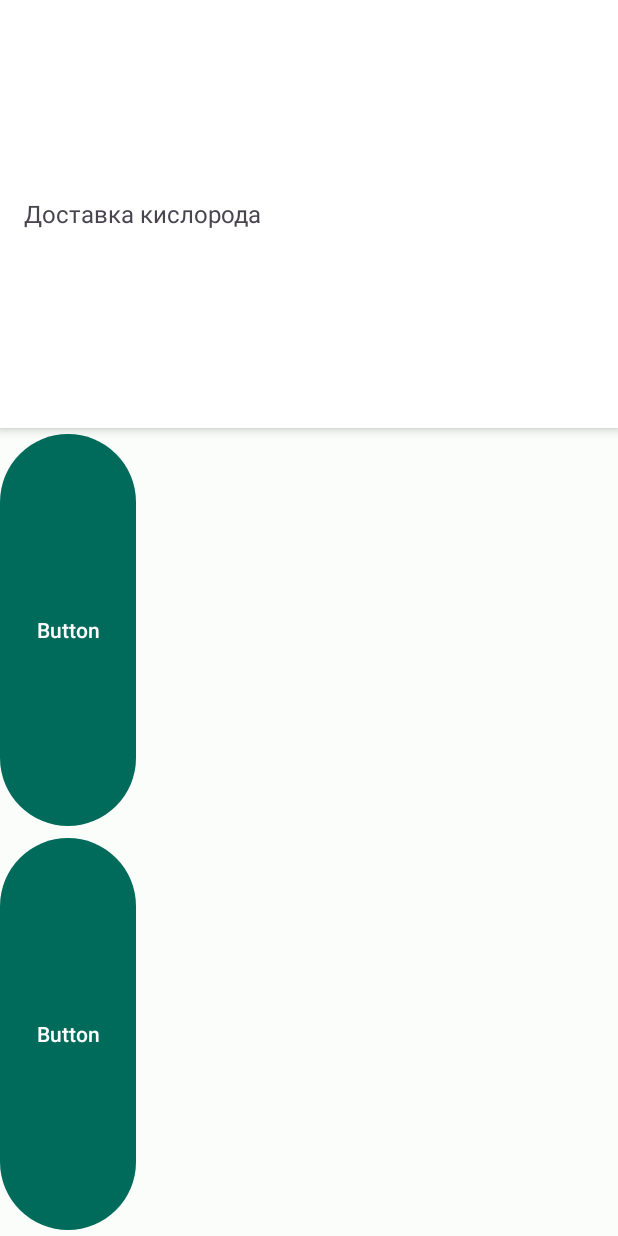
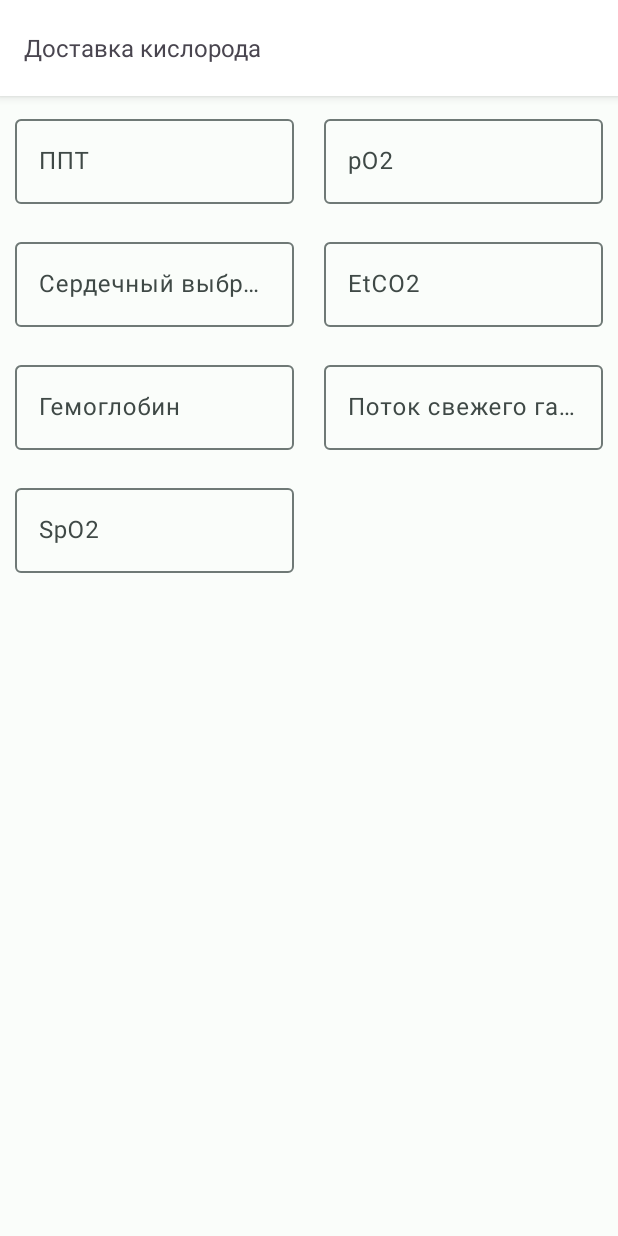
Before and after one commit to drwho174/Calc1, an Android app: the fragment Oxy placed in its activity, on a phone screen of 412 x 824 dp. Run offline under Robolectric (Android 15) with nearby library versions, the phone set to English and light mode, and no system bars.

Commit message:
Win data transfer from EuroSCORE.kt to CKDDIal.kt

```diff
--- a/app/src/main/java/com/drwho174/calc1/CKDDIal.kt
+++ b/app/src/main/java/com/drwho174/calc1/CKDDIal.kt
@@ -36,10 +36,10 @@ class CKDDial: DialogFragment(){
         }
         parentFragmentManager.setFragmentResultListener("sex",this){
          _, bundle  ->
-         val sexBundle = bundle.getString("sex")
-            if (sexBundle == "male"){
+         val sexBundle = bundle.getInt("sexBundle")
+            if (sexBundle == R.id.male){
                 sex.check(R.id.male)
-            } else{
+            }else{
                 sex.check(R.id.female)
             }
         }
--- a/app/src/main/java/com/drwho174/calc1/EuroSCORE.kt
+++ b/app/src/main/java/com/drwho174/calc1/EuroSCORE.kt
@@ -52,17 +52,13 @@ class EuroSCORE : Fragment() {
         val euroScoreSheet = BottomSheetBehavior.from(view.findViewById(R.id.bottom_sheet_euroscore_result))
         euroScoreSheet.state = BottomSheetBehavior.STATE_EXPANDED
 
-//открывает диалог с калькулятором CKD
+//открывает диалог с калькулятором CKD и отправляет туда значения возраста и пола
         val opCKD : Button = view.findViewById(R.id.CKDDialog)
         opCKD.setOnClickListener{
             val ckddialog = CKDDial()
             ckddialog.show(childFragmentManager, CKDDial.TAG)
             val agetext = age.text.toString()
-            val sextext = when (sex.checkedRadioButtonId){
-                R.id.male -> "male"
-                R.id.female -> "female"
-                else -> 0
-            }
+            val sextext = sex.checkedRadioButtonId
 
             childFragmentManager.setFragmentResult("age", bundleOf("ageBundle" to agetext))
             childFragmentManager.setFragmentResult("sex", bundleOf("sexBundle" to sextext))
@@ -96,7 +92,7 @@ class EuroSCORE : Fragment() {
             val ageFactor : Double = if (ageDouble <= 60.0){
                 1.0
             }else{
-                ageDouble - 60.0
+                ageDouble - 60.0 + 1.0
             }
 
             return ageFactor
@@ -212,7 +208,7 @@ val otherFactors = factorAge + factorSex + factorDiabetes + factorPulmonaryDisfu
         factorPreviousCardiacSurgery + factorActiveEndocarditis + factorEjectionFraction +
         factorRecentMI + factorPulmotaryArteryPressure + factorUrgency +
         factorProcedureWeight + factorAortaSurgery
-    println(otherFactors)
+
     return otherFactors
         }
 
@@ -222,9 +218,7 @@ val otherFactors = factorAge + factorSex + factorDiabetes + factorPulmonaryDisfu
         }
         //расчет вероятности смерти
         fun predictedMortality(): Double {
-            val calc = E.pow(factorsSumm())
             val predmort =100 * (E.pow(factorsSumm()) / (1.0 + E.pow(factorsSumm())) )
-            println(calc)
             return predmort
         }
 
--- a/app/src/main/res/layout/fragment_oxy.xml
+++ b/app/src/main/res/layout/fragment_oxy.xml
@@ -13,24 +13,147 @@
         android:layout_height="?attr/actionBarSize"
         android:background="?attr/colorOnSecondary"
         android:elevation="4dp"
-        android:layout_weight="1"
         android:subtitle="@string/name_OxyButton"
         android:theme="@style/ThemeOverlay.AppCompat.ActionBar"
         app:popupTheme="@style/ThemeOverlay.AppCompat.Dark.ActionBar" />
 
-    <Button
-        android:id="@+id/button"
-        android:layout_width="wrap_content"
+    <LinearLayout
+        android:layout_width="match_parent"
         android:layout_height="wrap_content"
-        android:text="Button"
-        android:layout_weight="1"
-         />
+        android:orientation="horizontal">
+        <LinearLayout
+            android:layout_width="match_parent"
+            android:layout_height="wrap_content"
+            android:orientation="vertical"
+            android:layout_weight="1">
 
-    <Button
-        android:id="@+id/button2"
-        android:layout_width="wrap_content"
-        android:layout_height="wrap_content"
-        android:text="Button"
-        android:layout_weight="1"
-         />
+            <com.google.android.material.textfield.TextInputLayout
+                android:id="@+id/bsa"
+                android:layout_width="match_parent"
+                android:layout_height="wrap_content"
+                android:layout_margin="10dp"
+                android:layout_weight="1"
+                android:hint="ППТ">
+
+                <com.google.android.material.textfield.TextInputEditText
+                    android:layout_width="match_parent"
+                    android:layout_height="wrap_content"
+                    android:inputType="number" />
+            </com.google.android.material.textfield.TextInputLayout>
+
+            <com.google.android.material.textfield.TextInputLayout
+                android:id="@+id/cardiacoutput"
+                android:layout_width="match_parent"
+                android:layout_height="wrap_content"
+                android:layout_margin="10dp"
+                android:layout_weight="1"
+                android:hint="Сердечный выброс">
+
+                <com.google.android.material.textfield.TextInputEditText
+                    android:layout_width="match_parent"
+                    android:layout_height="wrap_content"
+                    android:inputType="number" />
+            </com.google.android.material.textfield.TextInputLayout>
+
+            <com.google.android.material.textfield.TextInputLayout
+                android:id="@+id/hb"
+                android:layout_width="match_parent"
+                android:layout_height="wrap_content"
+                android:layout_margin="10dp"
+                android:layout_weight="1"
+                android:hint="Гемоглобин">
+
+                <com.google.android.material.textfield.TextInputEditText
+                    android:layout_width="match_parent"
+                    android:layout_height="wrap_content"
+                    android:inputType="number" />
+            </com.google.android.material.textfield.TextInputLayout>
+
+            <com.google.android.material.textfield.TextInputLayout
+                android:id="@+id/spo2"
+                android:layout_width="match_parent"
+                android:layout_height="wrap_content"
+                android:layout_margin="10dp"
+                android:layout_weight="1"
+                android:hint="SpO2">
+
+                <com.google.android.material.textfield.TextInputEditText
+                    android:layout_width="match_parent"
+                    android:layout_height="wrap_content"
+                    android:inputType="number" />
+            </com.google.android.material.textfield.TextInputLayout>
+
+        </LinearLayout>
+        <LinearLayout
+            android:layout_width="match_parent"
+            android:layout_height="wrap_content"
+            android:orientation="vertical"
+            android:layout_weight="1">
+
+            <com.google.android.material.textfield.TextInputLayout
+                android:id="@+id/po2"
+                android:layout_width="match_parent"
+                android:layout_height="wrap_content"
+                android:layout_margin="10dp"
+                android:layout_weight="1"
+                android:hint="pO2">
+
+                <com.google.android.material.textfield.TextInputEditText
+                    android:layout_width="match_parent"
+                    android:layout_height="wrap_content"
+                    android:inputType="number" />
+            </com.google.android.material.textfield.TextInputLayout>
+
+            <com.google.android.material.textfield.TextInputLayout
+                android:id="@+id/etco2"
+                android:layout_width="match_parent"
+                android:layout_height="wrap_content"
+                android:layout_margin="10dp"
+                android:layout_weight="1"
+                android:hint="EtCO2">
+
+                <com.google.android.material.textfield.TextInputEditText
+                    android:layout_width="match_parent"
+                    android:layout_height="wrap_content"
+                    android:inputType="number" />
+            </com.google.android.material.textfield.TextInputLayout>
+
+            <com.google.android.material.textfield.TextInputLayout
+                android:id="@+id/freshgasflow"
+                android:layout_width="match_parent"
+                android:layout_height="wrap_content"
+                android:layout_margin="10dp"
+                android:layout_weight="1"
+                android:hint="Поток свежего газа">
+
+                <com.google.android.material.textfield.TextInputEditText
+                    android:layout_width="match_parent"
+                    android:layout_height="wrap_content"
+                    android:inputType="number" />
+            </com.google.android.material.textfield.TextInputLayout>
+        </LinearLayout>
+    </LinearLayout>
+
+<TextView
+    android:layout_width="wrap_content"
+    android:layout_height="wrap_content"/>
+
+    <TextView
+    android:layout_width="wrap_content"
+    android:layout_height="wrap_content"/>
+
+    <TextView
+    android:layout_width="wrap_content"
+    android:layout_height="wrap_content"/>
+
+    <TextView
+    android:layout_width="wrap_content"
+    android:layout_height="wrap_content"/>
+
+    <TextView
+    android:layout_width="wrap_content"
+    android:layout_height="wrap_content"/>
+
+
+
 </LinearLayout>
```
